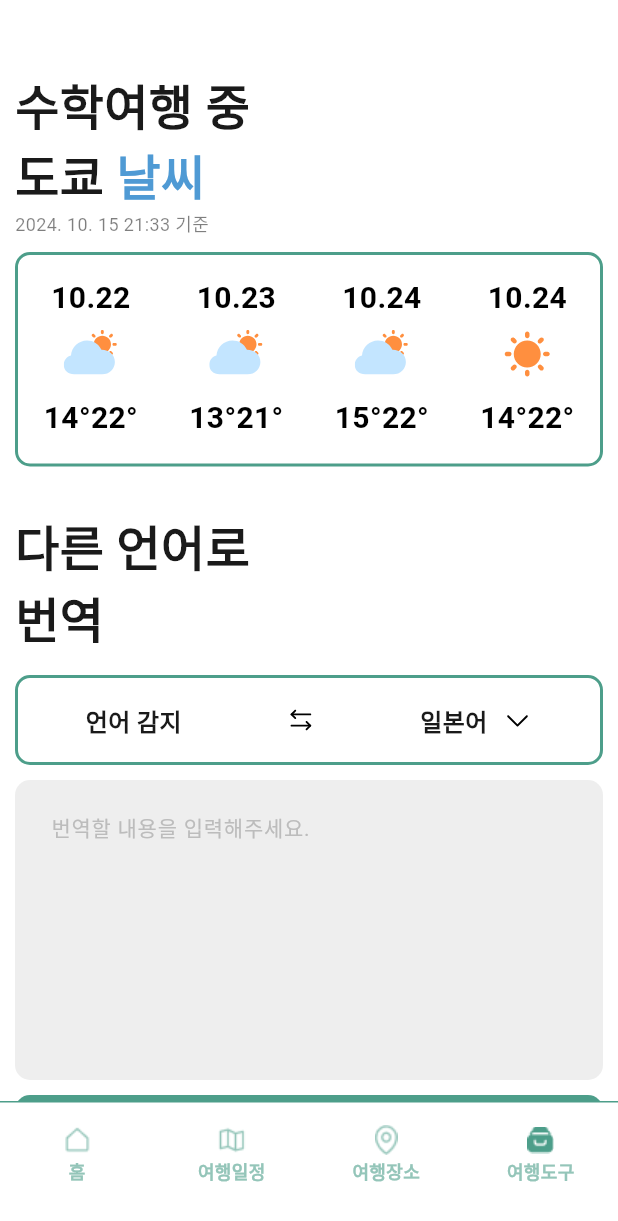
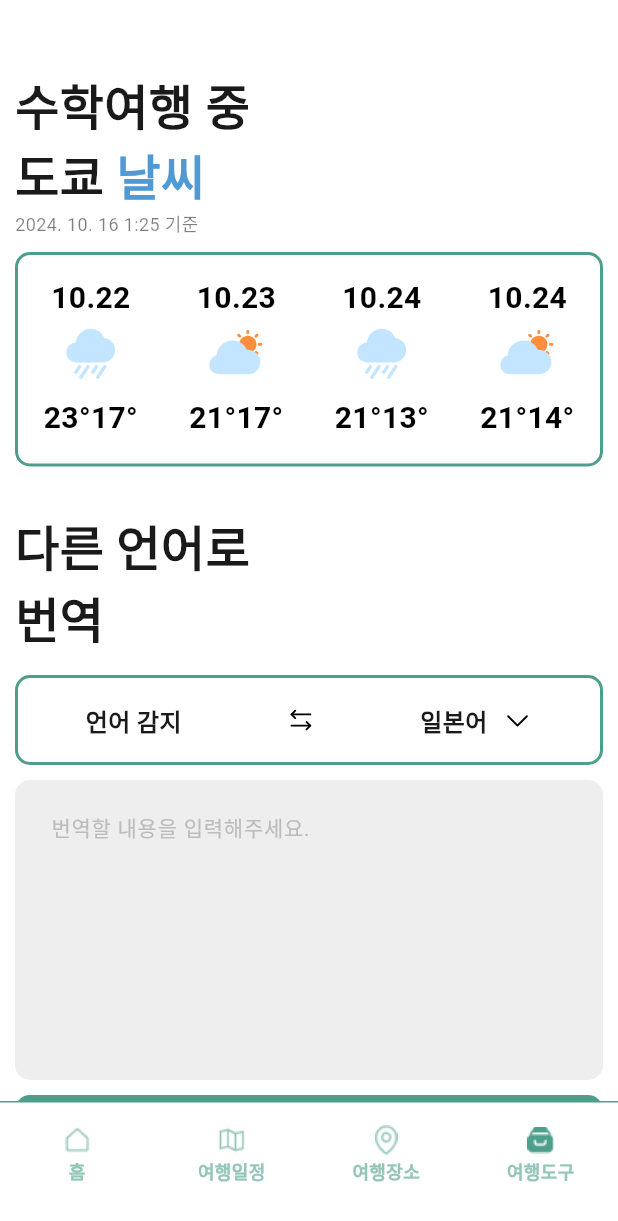
Before and after one commit to Popoisthebest/school_trip_app, a Flutter app: the screen it shows after launch, item 4 of the bottom bar chosen, on a phone screen of 412 x 824 dp. Shown: the top 1221 px of the screen. Run offline on Flutter 3.47's test engine with Material 3 defaults, Android fonts, the phone set to English and light mode, and no system bars; our stand-ins replace connectivity_plus, flutter_svg, google_maps_flutter; Roboto replaces fonts that are missing (Ownglyph okticon).

Commit message:
[fix] 날씨 업데이트

```diff
--- a/lib/screens/trip_tool_screens/trip_tool_screen.dart
+++ b/lib/screens/trip_tool_screens/trip_tool_screen.dart
@@ -103,7 +103,7 @@ class _TripToolScreenState extends State<TripToolScreen> {
                         ],
                       ),
                       Text(
-                        '2024. 10. 15 21:33 기준',
+                        '2024. 10. 16 1:25 기준',
                         style: TextStyle(
                           color: Colors.black.withOpacity(0.5),
                           fontSize: 12,
@@ -130,10 +130,10 @@ class _TripToolScreenState extends State<TripToolScreen> {
                       child: Row(
                         mainAxisAlignment: MainAxisAlignment.spaceAround,
                         children: [
-                          ToolWheather('10.22', '14°22°', 'cloudsun'),
-                          ToolWheather('10.23', '13°21°', 'cloudsun'),
-                          ToolWheather('10.24', '15°22°', 'cloudsun'),
-                          ToolWheather('10.24', '14°22°', 'sun'),
+                          ToolWheather('10.22', '23°17°', 'rain'),
+                          ToolWheather('10.23', '21°17°', 'cloudsun'),
+                          ToolWheather('10.24', '21°13°', 'rain'),
+                          ToolWheather('10.24', '21°14°', 'cloudsun'),
                         ],
                       ),
                     ),
```
